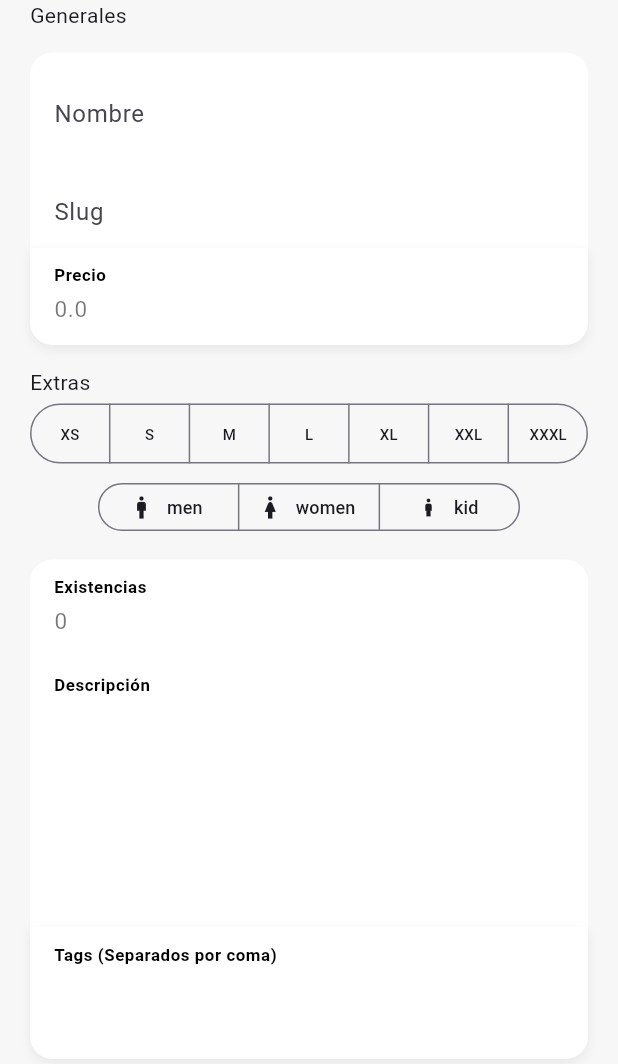
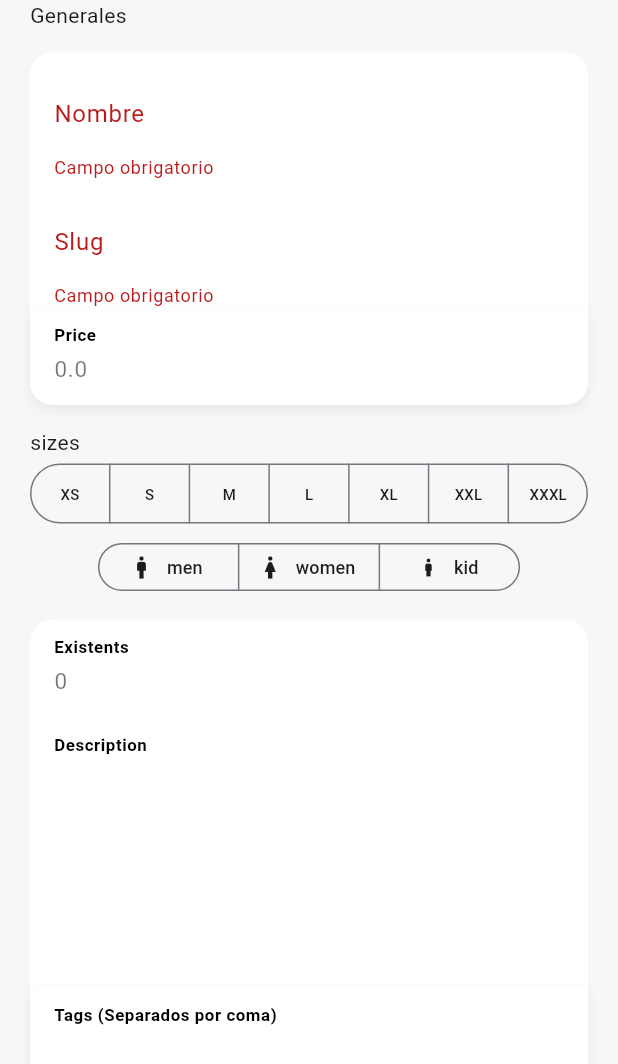
Before and after one commit to goncalveshigino/teslo-app, a Flutter app: the _ProductInformation widget shown alone on an empty page, opened directly with empty values, on a phone screen of 412 x 824 dp. Shown: the top 1064 px of the screen. Run offline on Flutter 3.47's test engine with Material 2 defaults, Android fonts, the phone set to English and light mode, and no system bars; our stand-ins replace dio, flutter_dotenv, flutter_riverpod, formz, go_router, google_fonts and 1 more; accounts and stored records are empty; network calls fail; project files that could hold a hidden picture were left out.

Commit message:
chore: conectar provider com o formulario

```diff
--- a/lib/features/products/presentation/provider/forms/product_form_provider.dart
+++ b/lib/features/products/presentation/provider/forms/product_form_provider.dart
@@ -6,7 +6,7 @@ import '../../../../../config/const/environment.dart';
 import '../../../../shared/infrastructure/inputs/inputs.dart';
 
 
-final productFormProduct = StateNotifierProvider.autoDispose.family<ProductFormNotifier, ProductFormState, ProductEntity>(
+final productFormProvider = StateNotifierProvider.autoDispose.family<ProductFormNotifier, ProductFormState, ProductEntity>(
   (ref, product) {
 
     //TODO: createUpdateCallback
@@ -136,6 +136,11 @@ class ProductFormNotifier extends StateNotifier<ProductFormState> {
     state = state.copyWith(sizes: sizes );
   }
 
+   void onDescriptionChanged( String description ){
+    state = state.copyWith( descriptions: description );
+  }
+
+
   void onGenderChanged( String gender ) {
     state = state.copyWith(gender: gender);
   }
--- a/lib/features/products/presentation/screens/product_screen.dart
+++ b/lib/features/products/presentation/screens/product_screen.dart
@@ -42,14 +42,16 @@ class ProductScreen extends ConsumerWidget {
 }
 
 
-class _ProductView extends StatelessWidget {
+class _ProductView extends ConsumerWidget {
 
   final ProductEntity product;
 
   const _ProductView({required this.product});
 
   @override
-  Widget build(BuildContext context) {
+  Widget build(BuildContext context, WidgetRef ref) {
+
+    final productForm = ref.watch( productFormProvider(product) );
 
     final textStyles = Theme.of(context).textTheme;
 
@@ -59,11 +61,11 @@ class _ProductView extends StatelessWidget {
           SizedBox(
             height: 250,
             width: 600,
-            child: _ImageGallery(images: product.images ),
+            child: _ImageGallery(images: productForm.images ),
           ),
 
           const SizedBox( height: 10 ),
-          Center(child: Text( product.title, style: textStyles.titleSmall )),
+          Center(child: Text( productForm.title.value, style: textStyles.titleSmall )),
           const SizedBox( height: 10 ),
           _ProductInformation( product: product ),
 
@@ -74,12 +76,14 @@ class _ProductView extends StatelessWidget {
 
 
 class _ProductInformation extends ConsumerWidget {
+
   final ProductEntity product;
   const _ProductInformation({required this.product});
 
   @override
   Widget build(BuildContext context, WidgetRef ref ) {
 
+   final productForm = ref.watch( productFormProvider(product) );
 
     return Padding(
       padding: const EdgeInsets.symmetric(horizontal: 20),
@@ -91,40 +95,57 @@ class _ProductInformation extends ConsumerWidget {
           CustomProductField(
             isTopField: true,
             label: 'Nombre',
-            initialValue: product.title,
+            initialValue: productForm.title.value,
+            onChanged: ref.read( productFormProvider(product).notifier ).onTitleChanges,
+            errorMessage: productForm.title.errorMessage,
           ),
           CustomProductField(
             label: 'Slug',
-            initialValue: product.slug,
+            initialValue: productForm.slug.value,
+            onChanged: ref.read( productFormProvider(product).notifier ).onSlugChanges,
+            errorMessage: productForm.slug.errorMessage,
           ),
           CustomProductField(
             isBottomField: true,
-            label: 'Precio',
+            label: 'Price',
             keyboardType: const TextInputType.numberWithOptions(decimal: true),
-            initialValue: product.price.toString(),
+            initialValue: productForm.price.value.toString(),
+            onChanged:(value) => ref.read( productFormProvider(product).notifier)
+             .onPriceChanges(double.tryParse(value) ?? -1),
+            errorMessage: productForm.price.errorMessage,
           ),
 
           const SizedBox(height: 15 ),
-          const Text('Extras'),
+          const Text('sizes'),
 
-          _SizeSelector(selectedSizes: product.sizes ),
+          _SizeSelector(
+            selectedSizes: productForm.sizes,
+            onSizesChanged: ref.read( productFormProvider(product).notifier).onSizeChanged,
+           ),
           const SizedBox(height: 5 ),
-          _GenderSelector( selectedGender: product.gender ),
+          _GenderSelector(
+            selectedGender: productForm.gender,
+            onGenderChanged: ref.read( productFormProvider(product).notifier).onGenderChanged,
+           ),
 
 
           const SizedBox(height: 15 ),
           CustomProductField(
             isTopField: true,
-            label: 'Existencias',
+            label: 'Existents',
             keyboardType: const TextInputType.numberWithOptions(decimal: true),
-            initialValue: product.stock.toString(),
+            initialValue: productForm.inStock.value.toString(),
+            onChanged:(value) => ref.read( productFormProvider(product).notifier )
+              .onStockChanges(int.tryParse(value) ?? -1),
+            errorMessage: productForm.inStock.errorMessage,
           ),
 
           CustomProductField(
             maxLines: 6,
-            label: 'Descripción',
+            label: 'Description',
             keyboardType: TextInputType.multiline,
             initialValue: product.description,
+            onChanged: ref.read( productFormProvider(product).notifier).onDescriptionChanged
           ),
 
           CustomProductField(
@@ -133,6 +154,7 @@ class _ProductInformation extends ConsumerWidget {
             label: 'Tags (Separados por coma)',
             keyboardType: TextInputType.multiline,
             initialValue: product.tags.join(', '),
+            onChanged: ref.read( productFormProvider(product).notifier).onTagsChanged
           ),
 
 
@@ -148,7 +170,9 @@ class _SizeSelector extends StatelessWidget {
   final List<String> selectedSizes;
   final List<String> sizes = const['XS','S','M','L','XL','XXL','XXXL'];
 
-  const _SizeSelector({required this.selectedSizes});
+  final void Function(List<String> selectedSizes) onSizesChanged;
+
+  const _SizeSelector({required this.selectedSizes, required this.onSizesChanged});
 
 
   @override
@@ -164,7 +188,7 @@ class _SizeSelector extends StatelessWidget {
       }).toList(),
       selected: Set.from( selectedSizes ),
       onSelectionChanged: (newSelection) {
-        print(newSelection);
+        onSizesChanged( List.from(newSelection) );
       },
       multiSelectionEnabled: true,
     );
@@ -173,6 +197,9 @@ class _SizeSelector extends StatelessWidget {
 
 class _GenderSelector extends StatelessWidget {
   final String selectedGender;
+
+  final void Function( String selectedGender) onGenderChanged;
+
   final List<String> genders = const['men','women','kid'];
   final List<IconData> genderIcons = const[
     Icons.man,
@@ -180,7 +207,10 @@ class _GenderSelector extends StatelessWidget {
     Icons.boy,
   ];
 
-  const _GenderSelector({required this.selectedGender});
+
+
+  const _GenderSelector({required this.selectedGender, required this.onGenderChanged});
+
 
 
   @override
@@ -199,7 +229,7 @@ class _GenderSelector extends StatelessWidget {
         }).toList(),
         selected: { selectedGender },
         onSelectionChanged: (newSelection) {
-          print(newSelection);
+          onGenderChanged(newSelection.first);
         },
       ),
     );
--- a/lib/features/shared/infrastructure/inputs/price.dart
+++ b/lib/features/shared/infrastructure/inputs/price.dart
@@ -17,7 +17,7 @@ class Price extends FormzInput<double, PriceError> {
     if (isValid || isPure) return null;
 
     if (displayError == PriceError.empty) return 'Campo obrigatorio';
-    if (displayError == PriceError.value) return 'Tem que ser maior que zero';
+    if (displayError == PriceError.value) return 'Tem que ser um numero maior ou igual a zero';
 
 
     return null;
--- a/lib/features/shared/infrastructure/inputs/stock.dart
+++ b/lib/features/shared/infrastructure/inputs/stock.dart
@@ -17,7 +17,7 @@ class Stock extends FormzInput<int, StockError> {
     if (isValid || isPure) return null;
 
     if (displayError == StockError.empty) return 'Campo obrigatorio';
-    if (displayError == StockError.value) return 'Tem que ser maior que zero';
+    if (displayError == StockError.value) return 'Tem que ser um numero maior ou igual a zero';
     if (displayError == StockError.format) return 'Nao tem formato de numero';
 
     return null;
```
